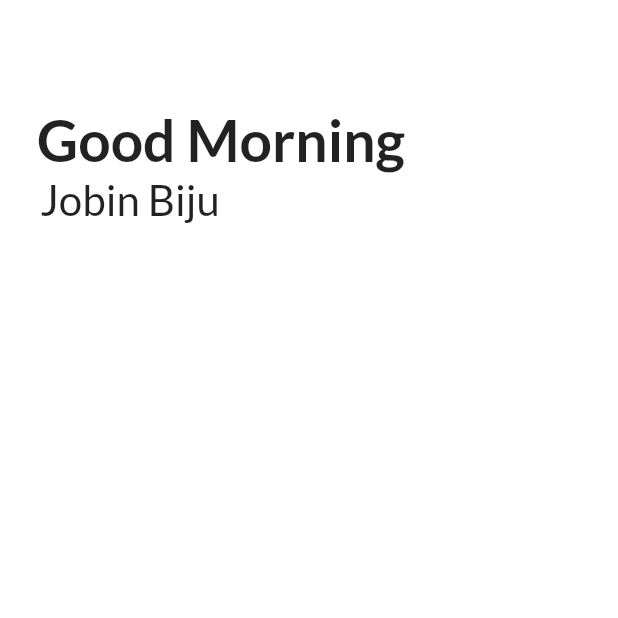
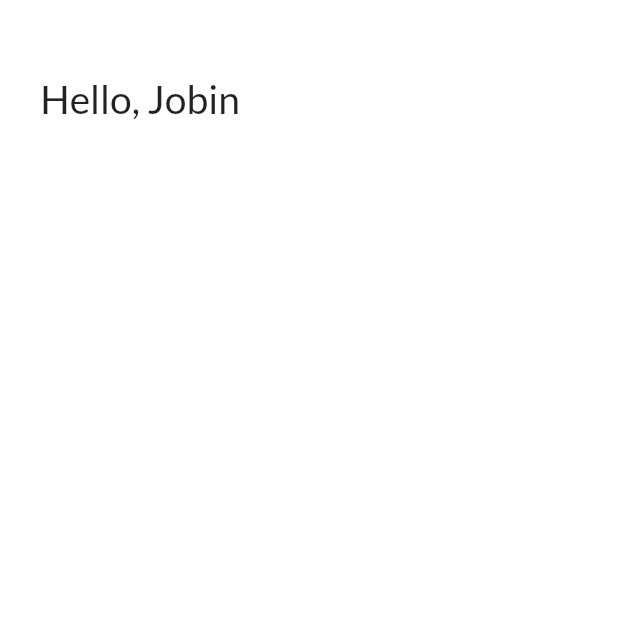
Before and after one commit to JobinBiju/Taskly, a Flutter app: the HomeView screen opened by its route, on a phone screen of 412 x 824 dp, the top half of it. Run offline on Flutter 3.47's test engine with Material 2 defaults, Android fonts, the light colour scheme and no system bars; our stand-ins replace get, google_fonts, lottie.

Commit message:
Global Text theme fix, App icons added

```diff
--- a/lib/app/modules/home/views/home_view.dart
+++ b/lib/app/modules/home/views/home_view.dart
@@ -1,6 +1,5 @@
 import 'package:flutter/material.dart';
 import 'package:get/get.dart';
-import 'package:google_fonts/google_fonts.dart';
 import 'package:taskly/app/modules/home/controllers/home_controller.dart';
 
 import '../../../../constants.dart';
@@ -15,18 +14,13 @@ class HomeView extends GetView<HomeController> {
         crossAxisAlignment: CrossAxisAlignment.start,
         children: [
           SizedBox(
-            height: 70,
-          ),
-          Padding(
-            padding: EdgeInsets.symmetric(horizontal: size.width * 0.06),
-            child: Text('Good Morning',
-                style: GoogleFonts.lato(textStyle: kHeadTextStyle)),
+            height: 50,
           ),
           Padding(
             padding: EdgeInsets.symmetric(horizontal: size.width * 0.065),
             child: Text(
-              'Jobin Biju',
-              style: GoogleFonts.lato(textStyle: kSubHeadTextStyle),
+              'Hello, Jobin',
+              style: kSubHeadTextStyle,
             ),
           ),
         ],
--- a/lib/constants.dart
+++ b/lib/constants.dart
@@ -6,7 +6,7 @@ const kHeadTextStyle = TextStyle(
   height: 1.2,
 );
 const kSubHeadTextStyle = TextStyle(
-  fontSize: 28,
+  fontSize: 26,
   fontWeight: FontWeight.w400,
   height: 1.2,
 );
```
Also changed, not shown: lib/app/modules/splash_screen/views/splash_screen_view.dart (+4 -7 lines), lib/main.dart (+13 -4 lines), 37 other files.
